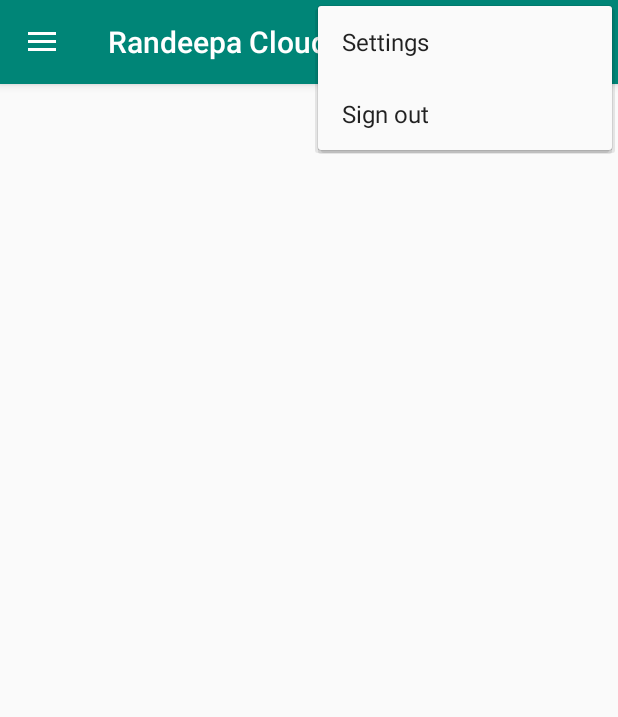
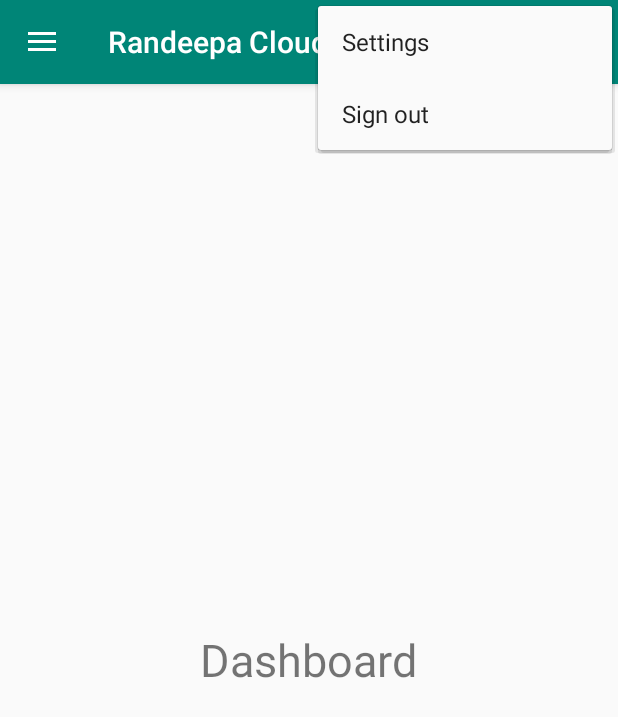
Before and after one commit to randeepaagrarian/RandeepaCloud, an Android app: the DashboardActivity screen opened directly, with no data from a screen before it, with the options menu open, on a phone screen of 412 x 824 dp. Shown: the top 717 px of the screen. Run offline under Robolectric (Android 15) with nearby library versions, the light colour scheme and no system bars; our stand-ins replace Volley; network calls fail.

Commit message:
Completed drawer menu
All fragments have been created to all reports needed
Basic layout for Report Sale started

```diff
--- a/app/src/main/AndroidManifest.xml
+++ b/app/src/main/AndroidManifest.xml
@@ -12,7 +12,7 @@
         android:roundIcon="@mipmap/ic_launcher_round"
         android:supportsRtl="true"
         android:theme="@style/AppTheme">
-        <activity android:name=".Dashboard"
+        <activity android:name=".DashboardActivity"
             android:theme="@style/AppTheme.NoActionBar"
             android:screenOrientation="portrait">
         </activity>
--- a/app/src/main/java/com/randeepa/cloud/Dashboard.java
+++ b/app/src/main/java/com/randeepa/cloud/DashboardActivity.java
@@ -2,7 +2,7 @@ package com.randeepa.cloud;
 
 import android.content.Intent;
 import android.content.SharedPreferences;
-import android.media.Image;
+import android.support.annotation.NonNull;
 import android.support.design.widget.NavigationView;
 import android.support.v4.view.GravityCompat;
 import android.support.v4.widget.DrawerLayout;
@@ -32,7 +32,7 @@ import org.json.JSONObject;
 import java.util.HashMap;
 import java.util.Map;
 
-public class Dashboard extends AppCompatActivity {
+public class DashboardActivity extends AppCompatActivity implements NavigationView.OnNavigationItemSelectedListener {
 
     private DrawerLayout drawer;
 
@@ -48,14 +48,31 @@ public class Dashboard extends AppCompatActivity {
         super.onCreate(savedInstanceState);
         setContentView(R.layout.activity_dashboard);
 
+        utils = new Utils();
+
+        if(utils.isInternetAvailable(getApplicationContext()) == false) {
+            Toast.makeText(getApplicationContext(), "You are not connected to the internet. Please connect to internet and sign in", Toast.LENGTH_SHORT).show();
+            Intent main = new Intent(getApplicationContext(), MainActivity.class);
+            main.setFlags(Intent.FLAG_ACTIVITY_CLEAR_TOP);
+            startActivity(main);
+            finish();
+        }
+
         Toolbar toolbar = findViewById(R.id.toolbar);
         setSupportActionBar(toolbar);
 
         drawer = findViewById(R.id.drawer_layout);
+        NavigationView navigationView = (NavigationView) findViewById(R.id.nav_view);
+
+        navigationView.setNavigationItemSelectedListener(this);
 
         ActionBarDrawerToggle toggle = new ActionBarDrawerToggle(this, drawer, toolbar, R.string.navigation_drawer_open, R.string.navigation_drawer_close);
         drawer.addDrawerListener(toggle);
         toggle.syncState();
+
+        if(savedInstanceState == null) {
+            getSupportFragmentManager().beginTransaction().replace(R.id.fragment_container, new DashboardFragment()).commit();
+        }
 
         userDetails = getSharedPreferences("user_details", MODE_PRIVATE);
 
@@ -63,7 +80,6 @@ public class Dashboard extends AppCompatActivity {
 
         validateAPIKey(userDetails.getString("username", null), userDetails.getString("api", null));
 
-        NavigationView navigationView = (NavigationView) findViewById(R.id.nav_view);
         View headerView = navigationView.getHeaderView(0);
 
         TextView welcomeGreeting = (TextView) headerView.findViewById(R.id.welcome_greeting);
@@ -74,6 +90,37 @@ public class Dashboard extends AppCompatActivity {
         email.setText(userDetails.getString("email", null));
 
         new DownloadImageTask(profilePic).execute(userDetails.getString("profile_pic", null));
+    }
+
+    @Override
+    public boolean onNavigationItemSelected(@NonNull MenuItem menuItem) {
+        switch(menuItem.getItemId()) {
+            case R.id.nav_dashboard:
+                getSupportFragmentManager().beginTransaction().replace(R.id.fragment_container, new DashboardFragment()).commit();
+                break;
+            case R.id.nav_report_sale:
+                getSupportFragmentManager().beginTransaction().replace(R.id.fragment_container, new ReportSaleFragment()).commit();
+                break;
+            case R.id.nav_sales_banking:
+                getSupportFragmentManager().beginTransaction().replace(R.id.fragment_container, new SalesBankingFragment()).commit();
+                break;
+            case R.id.nav_spare_parts_banking:
+                getSupportFragmentManager().beginTransaction().replace(R.id.fragment_container, new SparePartsBankingFragment()).commit();
+                break;
+            case R.id.nav_organizational_visit:
+                getSupportFragmentManager().beginTransaction().replace(R.id.fragment_container, new OrganizationalVisitFragment()).commit();
+                break;
+            case R.id.nav_field_visit:
+                getSupportFragmentManager().beginTransaction().replace(R.id.fragment_container, new FieldVisitFragment()).commit();
+                break;
+            case R.id.nav_claim_expense:
+                getSupportFragmentManager().beginTransaction().replace(R.id.fragment_container, new ClaimExpenseFragment()).commit();
+                break;
+        }
+
+        drawer.closeDrawer(GravityCompat.START);
+
+        return true;
     }
 
     @Override
@@ -111,9 +158,9 @@ public class Dashboard extends AppCompatActivity {
         }, new Response.ErrorListener() {
             @Override
             public void onErrorResponse(VolleyError error) {
-                Log.d("VOLLEY_RESPONSE_ERROR", String.valueOf(error));
+                Log.e("VOLLEY_RESPONSE_ERROR", String.valueOf(error));
                 signOut();
-                Toast.makeText(getApplicationContext(), "System error occurred. Please contact system administrator", Toast.LENGTH_SHORT).show();
+                Toast.makeText(getApplicationContext(), "Cannot reach cloud servers.", Toast.LENGTH_SHORT).show();
             }
         }){
             @Override
--- /dev/null
+++ b/app/src/main/java/com/randeepa/cloud/DashboardFragment.java
@@ -0,0 +1,17 @@
+package com.randeepa.cloud;
+
+import android.os.Bundle;
+import android.support.annotation.NonNull;
+import android.support.annotation.Nullable;
+import android.support.v4.app.Fragment;
+import android.view.LayoutInflater;
+import android.view.View;
+import android.view.ViewGroup;
+
+public class DashboardFragment extends Fragment {
+    @Nullable
+    @Override
+    public View onCreateView(@NonNull LayoutInflater inflater, @Nullable ViewGroup container, @Nullable Bundle savedInstanceState) {
+        return inflater.inflate(R.layout.fragment_dashboard, container, false);
+    }
+}
--- a/app/src/main/java/com/randeepa/cloud/MainActivity.java
+++ b/app/src/main/java/com/randeepa/cloud/MainActivity.java
@@ -13,7 +13,6 @@ import android.view.View;
 import android.widget.Button;
 import android.widget.EditText;
 import android.widget.Toast;
-import android.view.Menu;
 
 import com.android.volley.AuthFailureError;
 import com.android.volley.Request;
@@ -30,8 +29,6 @@ import java.util.Arrays;
 import java.util.HashMap;
 import java.util.Iterator;
 import java.util.Map;
-
-import com.randeepa.cloud.Utils;
 
 public class MainActivity extends AppCompatActivity implements View.OnClickListener {
 
@@ -55,7 +52,7 @@ public class MainActivity extends AppCompatActivity implements View.OnClickListe
         userDetails = getSharedPreferences("user_details", MODE_PRIVATE);
 
         if(userDetails.contains("api")) {
-            dashboard = new Intent(getApplicationContext(), Dashboard.class);
+            dashboard = new Intent(getApplicationContext(), DashboardActivity.class);
             startActivity(dashboard);
         }
 
@@ -147,7 +144,7 @@ public class MainActivity extends AppCompatActivity implements View.OnClickListe
 
                         userEditor.commit();
 
-                        dashboard = new Intent(getApplicationContext(), Dashboard.class);
+                        dashboard = new Intent(getApplicationContext(), DashboardActivity.class);
                         startActivity(dashboard);
                         Toast.makeText(getApplicationContext(), signinMessage, Toast.LENGTH_SHORT).show();
                     } else {
--- a/app/src/main/res/layout/activity_dashboard.xml
+++ b/app/src/main/res/layout/activity_dashboard.xml
@@ -5,7 +5,7 @@
     android:layout_width="match_parent"
     android:layout_height="match_parent"
     android:orientation="vertical"
-    tools:context=".Dashboard"
+    tools:context=".DashboardActivity"
     android:id="@+id/drawer_layout"
     android:fitsSystemWindows="true"
     tools:openDrawer="start">
--- /dev/null
+++ b/app/src/main/res/layout/fragment_dashboard.xml
@@ -0,0 +1,12 @@
+<?xml version="1.0" encoding="utf-8"?>
+<RelativeLayout xmlns:android="http://schemas.android.com/apk/res/android"
+    android:layout_width="match_parent" android:layout_height="match_parent">
+
+    <TextView
+        android:layout_width="wrap_content"
+        android:layout_height="wrap_content"
+        android:text="Dashboard"
+        android:textSize="30sp"
+        android:layout_centerInParent="true"/>
+
+</RelativeLayout>
--- a/app/src/main/res/menu/drawer_menu.xml
+++ b/app/src/main/res/menu/drawer_menu.xml
@@ -3,7 +3,7 @@
     xmlns:tools="http://schemas.android.com/tools"
     tools:showIn="navigation_view">
 
-    <group android:checkableBehavior="single">
+    <group>
         <item android:title="Dashboaord">
             <menu>
                 <item
@@ -27,7 +27,7 @@
                     android:icon="@drawable/ic_bank"
                     android:title="Sales Banking" />
                 <item
-                    android:id="@+id/nav_spareparts_banking"
+                    android:id="@+id/nav_spare_parts_banking"
                     android:icon="@drawable/ic_bank"
                     android:title="Spare Parts Banking" />
             </menu>
```
Also changed, not shown: app/src/main/java/com/randeepa/cloud/ClaimExpenseFragment.java (added, +17 -0 lines), app/src/main/java/com/randeepa/cloud/FieldVisitFragment.java (added, +17 -0 lines), app/src/main/java/com/randeepa/cloud/OrganizationalVisitFragment.java (added, +17 -0 lines), app/src/main/java/com/randeepa/cloud/ReportSaleFragment.java (added, +23 -0 lines), app/src/main/java/com/randeepa/cloud/SalesBankingFragment.java (added, +17 -0 lines), app/src/main/java/com/randeepa/cloud/SparePartsBankingFragment.java (added, +17 -0 lines), app/src/main/res/layout/fragment_claim_expense.xml (added, +12 -0 lines), app/src/main/res/layout/fragment_field_visit.xml (added, +12 -0 lines), app/src/main/res/layout/fragment_organizational_visit.xml (added, +12 -0 lines), app/src/main/res/layout/fragment_report_sale.xml (added, +32 -0 lines), app/src/main/res/layout/fragment_sales_banking.xml (added, +12 -0 lines), app/src/main/res/layout/fragment_spare_parts_banking.xml (added, +12 -0 lines).
